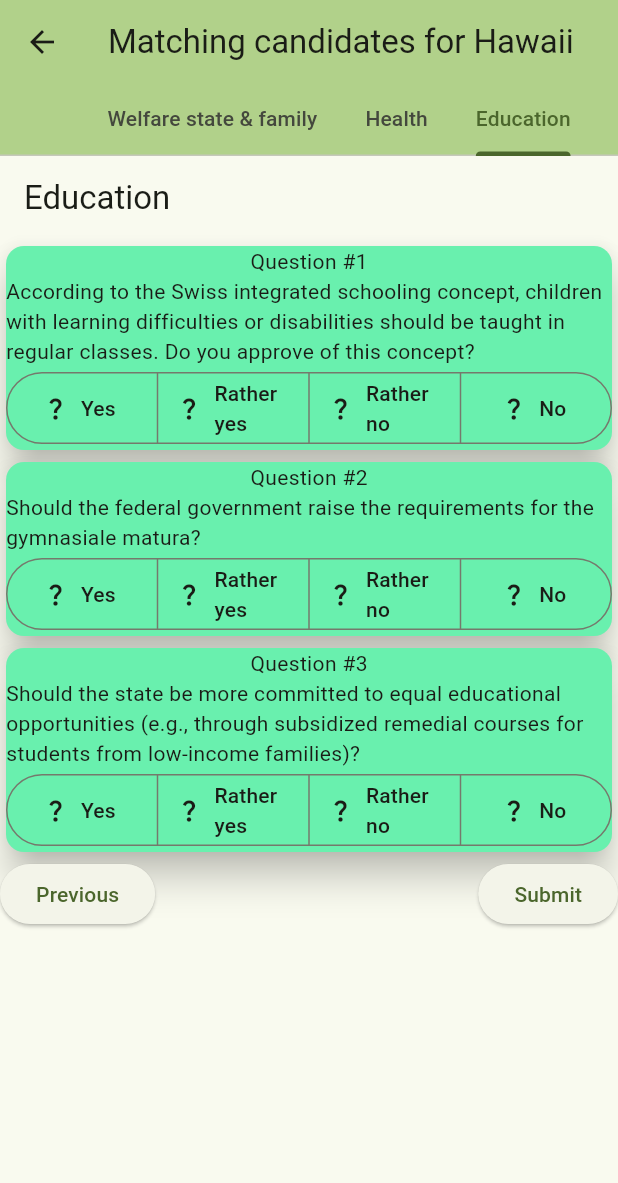
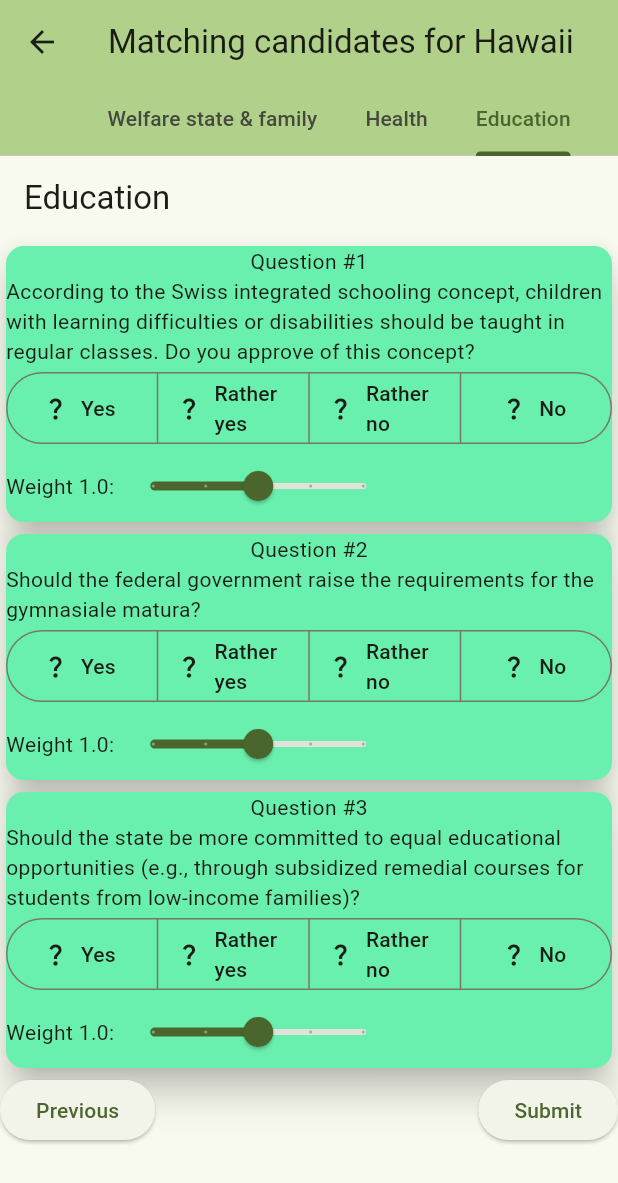
Before and after one commit to jirisemecky/elections_match, a Flutter app: the MatchingScreen screen opened directly with sample values from the repository, tab 3 chosen, on a phone screen of 412 x 824 dp. Shown: the top 1183 px of the screen. Run offline on Flutter 3.47's test engine with Material 3 defaults, Android fonts, the light colour scheme and no system bars.

Commit message:
Add weighting of questions.
https://github.com/jirisemecky/elections_match/issues/5

```diff
--- a/lib/widgets/question_selector.dart
+++ b/lib/widgets/question_selector.dart
@@ -16,9 +16,11 @@ class _QuestionSelectorState extends State<QuestionSelector> {
   static const cardColor = Colors.greenAccent;
 
   num? selected;
+  double weight = 1;
 
   @override
-  Widget build(BuildContext context) => Card(
+  Widget build(BuildContext context) =>
+      Card(
         color: cardColor,
         elevation: 10,
         shadowColor: Colors.black,
@@ -26,7 +28,8 @@ class _QuestionSelectorState extends State<QuestionSelector> {
           children: [
             Text('Question #${widget.number}'),
             Text(widget.question.text),
-            buildSelectorWidget()
+            buildSelectorWidget(),
+            buildWeightWidget()
           ],
         ),
       );
@@ -34,18 +37,43 @@ class _QuestionSelectorState extends State<QuestionSelector> {
   Widget buildSelectorWidget() {
     var segments = <ButtonSegment>[
       const ButtonSegment(icon: Icon(Icons.question_mark_outlined), label: Text('Yes'), value: 1),
-      const ButtonSegment(icon: Icon(Icons.question_mark_outlined), label: Text('Rather yes'), value: ratherAnswerMultiplier),
-      const ButtonSegment(icon: Icon(Icons.question_mark_outlined), label: Text('Rather no'), value: -ratherAnswerMultiplier),
+      const ButtonSegment(icon: Icon(Icons.question_mark_outlined),
+          label: Text('Rather yes'),
+          value: ratherAnswerMultiplier),
+      const ButtonSegment(icon: Icon(Icons.question_mark_outlined),
+          label: Text('Rather no'),
+          value: -ratherAnswerMultiplier),
       const ButtonSegment(icon: Icon(Icons.question_mark_outlined), label: Text('No'), value: -1),
     ];
     return SegmentedButton(emptySelectionAllowed: true,
-        segments: segments,
+      segments: segments,
       selected: selected == null ? {} : {selected},
-    onSelectionChanged: selectionChanged,);
+      onSelectionChanged: selectionChanged,);
   }
+
+  Widget buildWeightWidget() {
+    return Row(children: [
+      Text('Weight ${weight.toStringAsFixed(1)}:'),
+      Slider(
+        divisions: 4,
+        min: 0.4,
+        max: 1.6,
+        label: 'Weight',
+        value: weight,
+        onChanged: weightChanged,
+      )
+    ],);
+  }
+
   void selectionChanged(Set selection) {
     setState(() {
       selected = selection.firstOrNull;
     });
   }
+
+  void weightChanged(double value) {
+    setState(() {
+      weight = value;
+    });
+  }
 }
```
